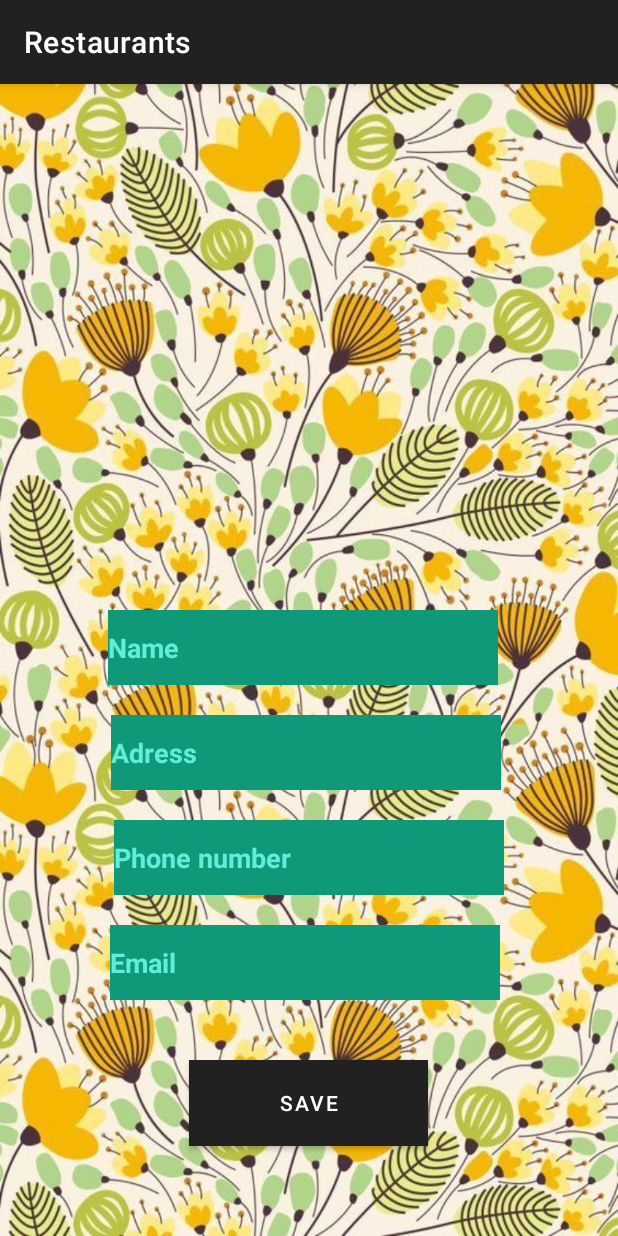
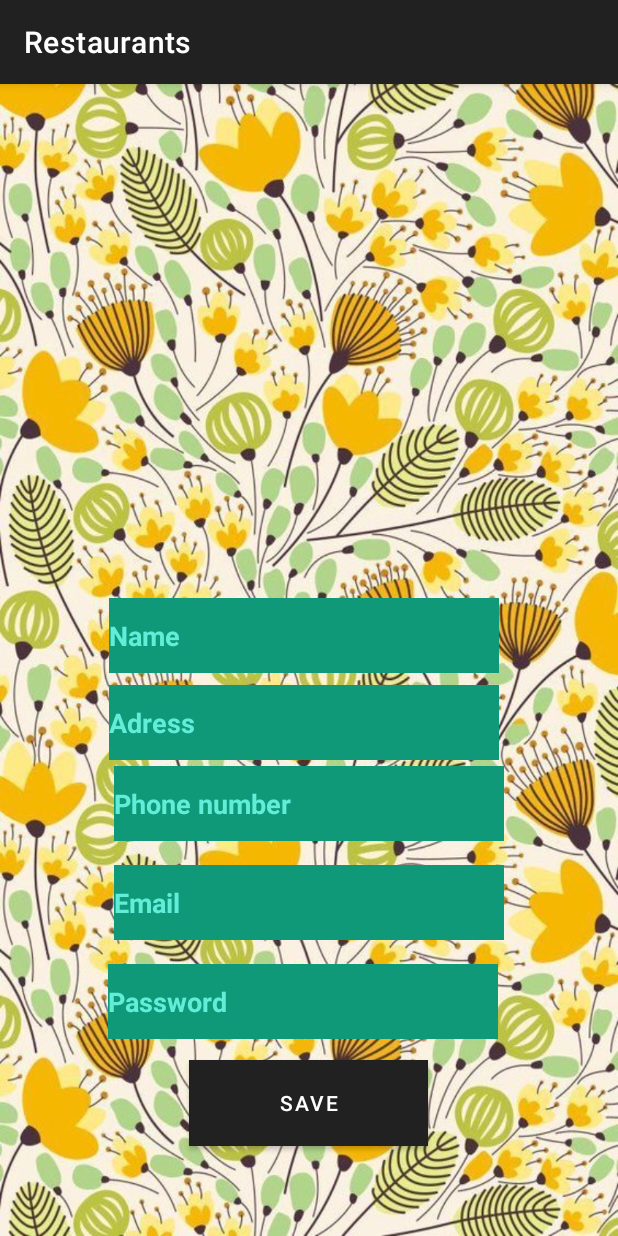
Before and after one commit to Orsolya-BV/Android, an Android app: the fragment AddFragment placed in its activity, after a tap on "SAVE", on a phone screen of 412 x 824 dp. Run offline under Robolectric (Android 15) with nearby library versions, the light colour scheme and no system bars; our stand-ins replace Room's generated code; network calls fail; pictures from the network do not load; 1 statement that could not run was skipped.

Commit message:
user database

```diff
--- a/Restaurants/app/src/main/java/com/example/restaurants/data/restaurants/RestaurantDao.kt
+++ b/Restaurants/app/src/main/java/com/example/restaurants/data/restaurants/RestaurantDao.kt
@@ -2,9 +2,13 @@ package com.example.restaurants.data.restaurants
 
 import androidx.lifecycle.LiveData
 import androidx.room.*
+import com.example.restaurants.data.user.User
 
 @Dao
 interface RestaurantDao {
+
+    @Insert(onConflict = OnConflictStrategy.REPLACE)
+    suspend fun addUser(user: User)
 
    /* @Insert(onConflict = OnConflictStrategy.REPLACE)
 
--- a/Restaurants/app/src/main/java/com/example/restaurants/data/restaurants/RestaurantDatabase.kt
+++ b/Restaurants/app/src/main/java/com/example/restaurants/data/restaurants/RestaurantDatabase.kt
@@ -4,9 +4,10 @@ import android.content.Context
 import androidx.room.Database
 import androidx.room.Room
 import androidx.room.RoomDatabase
+import com.example.restaurants.data.user.User
 
 
-@Database(entities = [Restaurant2::class],version = 1,exportSchema = false)
+@Database(entities = [Restaurant2::class, User::class],version = 2,exportSchema = false)
 abstract class RestaurantDatabase: RoomDatabase() {
 
     abstract fun restaurantDao(): RestaurantDao
--- a/Restaurants/app/src/main/java/com/example/restaurants/data/user/User.kt
+++ b/Restaurants/app/src/main/java/com/example/restaurants/data/user/User.kt
@@ -11,5 +11,6 @@ data class User(
     //val user_image:Int,
     val user_adress:String,
     val user_phone_number:String,
-    val user_email:String
+    val user_email:String,
+    val user_password:String
 )
--- a/Restaurants/app/src/main/java/com/example/restaurants/data/user/UserViewModel.kt
+++ b/Restaurants/app/src/main/java/com/example/restaurants/data/user/UserViewModel.kt
@@ -2,18 +2,22 @@ package com.example.restaurants.data.user
 
 import android.app.Application
 import androidx.lifecycle.AndroidViewModel
-import androidx.lifecycle.LiveData
 import androidx.lifecycle.viewModelScope
+import com.example.restaurants.data.restaurants.RestaurantDatabase
+import com.example.restaurants.repository.ApiRepository
+import com.example.restaurants.repository.DatabaseRepository
 import kotlinx.coroutines.Dispatchers
 import kotlinx.coroutines.launch
 
 class UserViewModel(application: Application):AndroidViewModel(application) {
 
-   /* private val repository: UserRepository
+
+
+    private val repository: DatabaseRepository
 
     init {
-        val userDao = UserDatabase.getDatabase(application).userDao()
-        repository = UserRepository(userDao)
+        val userDao = RestaurantDatabase.getDatabase(application).restaurantDao()
+        repository = DatabaseRepository(userDao)
     }
 
     fun addUser(user: User)
@@ -23,7 +27,7 @@ class UserViewModel(application: Application):AndroidViewModel(application) {
         }
     }
 
-
+/*
     fun readAllData():LiveData<User>
     {
         return repository.readAllData()
--- a/Restaurants/app/src/main/java/com/example/restaurants/fragments/AddFragment.kt
+++ b/Restaurants/app/src/main/java/com/example/restaurants/fragments/AddFragment.kt
@@ -4,6 +4,7 @@ import android.app.Activity
 import android.content.Intent
 import android.content.pm.PackageManager
 import android.os.Bundle
+import android.util.Log
 import androidx.fragment.app.Fragment
 import android.view.LayoutInflater
 import android.view.View
@@ -24,7 +25,7 @@ import java.util.regex.Pattern
 class AddFragment : Fragment() {
 
     // lateinit var comm:Communicator
-    private lateinit var profileImage:ImageView
+    //private lateinit var profileImage:ImageView
      private lateinit var mUserViewModel: UserViewModel
 
     override fun onCreateView(
@@ -32,10 +33,10 @@ class AddFragment : Fragment() {
             savedInstanceState: Bundle?
     ): View? {
         // Inflate the layout for this fragment
-        val view= inflater.inflate(R.layout.fragment_add, container, false)
+        val view = inflater.inflate(R.layout.fragment_add, container, false)
 
 
-   // mUserViewModel = ViewModelProvider(this).get(UserViewModel::class.java)
+         mUserViewModel = ViewModelProvider(this).get(UserViewModel::class.java)
         //mUserViewModel = ViewModelProvider(requireActivity()).get(UserViewModel::class.java)
 
         //  mUserViewModel.readAllData().observe(viewLifecycleOwner, Observer
@@ -49,9 +50,9 @@ class AddFragment : Fragment() {
 
     override fun onViewCreated(view: View, savedInstanceState: Bundle?) {
         super.onViewCreated(view, savedInstanceState)
-        requireActivity().run {
+
             //viewmodel
-           mUserViewModel= ViewModelProvider(requireActivity()).get(UserViewModel::class.java)
+            // mUserViewModel= ViewModelProvider(requireActivity()).get(UserViewModel::class.java)
 
             //sav button
             val save = view.findViewById<Button>(R.id.button_save)
@@ -60,24 +61,45 @@ class AddFragment : Fragment() {
                 // findNavController().navigate(R.id.action_addFragment_to_profileFragment)
 
             }
-        }
+
 
     }
 
 
-companion object
-{
+    companion object {
         //imagePick code
         private val IMAGE_PICK_CODE = 1000;
 
         //permission code
-    private val PERMISSION_CODE =1001;
+        private val PERMISSION_CODE = 1001;
     }
 
     private fun insertDataToDatabase() {
 
-   //profileImage = requireActivity().findViewById<ImageView>(R.id.imageView2)
+        val profileImage =view?.findViewById<ImageView>(R.id.imageView2)
+        val userName = view?.findViewById<TextView>(R.id.editName);
+        val userAdress = view?.findViewById<TextView>(R.id.editAdress)
+        val userPhone = view?.findViewById<TextView>(R.id.editPhone)
+        val userEmail = view?.findViewById<TextView>(R.id.editEmail)
+        val userPassword = view?.findViewById<TextView>(R.id.editpassword)
 
+
+
+        val uName = userName?.text.toString()
+        val uAdres = userAdress?.text.toString()
+        val uPhone = userPhone?.text.toString()
+        val uEmail = userEmail?.text.toString()
+        val uPassword = userPassword?.text.toString()
+
+
+        val user1 =User(0,uName,uAdres,uPhone,uEmail,uPassword)
+        mUserViewModel.addUser(user1)
+
+        //Log.d("User name",uName)
+      //  Log.d("User password",uPassword)
+
+
+        /*
     profileImage.setOnClickListener {
 
 
@@ -104,13 +126,7 @@ private fun insertDataToDatabase() {
 
 
 
-
-    val userName = requireView().findViewById<TextView>(R.id.editName);
-    val userAdress = requireView().findViewById<TextView>(R.id.editAdress)
-    val userPhone = requireView().findViewById<TextView>(R.id.editPhone)
-    val userEmail = requireView().findViewById<TextView>(R.id.editEmail)
-
-
+ */
 /*
     if(inputCheck(userName,userEmail,userPhone,userAdress))
     {
@@ -172,7 +188,7 @@ private fun insertDataToDatabase() {
 
  */
     }
-
+/*
     private fun inputCheck(name: TextView, email: TextView, phone: TextView,adress:TextView): Boolean {
 
        // return (validateUserName(name) && validateEmail(email) && validateAdress(adress))
@@ -298,4 +314,14 @@ override fun onRequestPermissionsResult(
 }
 
 
+ */
+
+
+
+
  }
+
+
+
+ */
+}
--- a/Restaurants/app/src/main/java/com/example/restaurants/fragments/DetailsFragment.kt
+++ b/Restaurants/app/src/main/java/com/example/restaurants/fragments/DetailsFragment.kt
@@ -7,10 +7,9 @@ import android.view.View
 import android.view.ViewGroup
 import android.widget.ImageView
 import android.widget.TextView
-import androidx.activity.addCallback
 import androidx.lifecycle.ViewModelProvider
 import com.example.restaurants.R
-import com.example.restaurants.repository.Repository
+import com.example.restaurants.repository.ApiRepository
 import com.example.restaurants.viewmodel.ListViewModel
 import com.example.restaurants.viewmodel.ListViewModelFactory
 
@@ -31,7 +30,7 @@ class DetailsFragment : Fragment() {
 
     override fun onViewCreated(view: View, savedInstanceState: Bundle?) {
         super.onViewCreated(view, savedInstanceState)
-        val repository = Repository()
+        val repository = ApiRepository()
         val listViewModelFactory = ListViewModelFactory(repository)
         viewModel = ViewModelProvider(requireActivity(),listViewModelFactory).get(ListViewModel::class.java)
 
--- a/Restaurants/app/src/main/java/com/example/restaurants/fragments/ListFragment.kt
+++ b/Restaurants/app/src/main/java/com/example/restaurants/fragments/ListFragment.kt
@@ -12,7 +12,7 @@ import androidx.recyclerview.widget.RecyclerView
 import com.example.restaurants.R
 import com.example.restaurants.data.restaurants.Restaurant
 import com.example.restaurants.data.restaurants.RestaurantAdapter
-import com.example.restaurants.repository.Repository
+import com.example.restaurants.repository.ApiRepository
 import com.example.restaurants.viewmodel.ListViewModel
 import com.example.restaurants.viewmodel.ListViewModelFactory
 
@@ -33,7 +33,7 @@ class ListFragment : Fragment(),RestaurantAdapter.OnItemClickListener {
     override fun onViewCreated(view: View, savedInstanceState: Bundle?) {
         super.onViewCreated(view, savedInstanceState)
         //viewmodel
-        val repository = Repository()
+        val repository = ApiRepository()
         val listViewModelFactory = ListViewModelFactory(repository)
         viewModel = ViewModelProvider(requireActivity(),listViewModelFactory).get(ListViewModel::class.java)
         val lista = viewModel.myResponse.value
--- a/Restaurants/app/src/main/java/com/example/restaurants/fragments/SplashFragment.kt
+++ b/Restaurants/app/src/main/java/com/example/restaurants/fragments/SplashFragment.kt
@@ -8,11 +8,9 @@ import android.view.ViewGroup
 import androidx.lifecycle.ViewModelProvider
 import androidx.navigation.fragment.findNavController
 import com.example.restaurants.R
-import com.example.restaurants.repository.Repository
+import com.example.restaurants.repository.ApiRepository
 import com.example.restaurants.viewmodel.ListViewModel
 import com.example.restaurants.viewmodel.ListViewModelFactory
-
-import java.util.*
 
 class SplashFragment : Fragment() {
 
@@ -32,7 +30,7 @@ class SplashFragment : Fragment() {
     override fun onViewCreated(view: View, savedInstanceState: Bundle?) {
         super.onViewCreated(view, savedInstanceState)
 
-        val repository = Repository()
+        val repository = ApiRepository()
         val listViewModelFactory = ListViewModelFactory(repository)
         listViewModel = ViewModelProvider(requireActivity(),listViewModelFactory).get(ListViewModel::class.java)
 
--- a/Restaurants/app/src/main/java/com/example/restaurants/repository/Repository.kt
+++ b/Restaurants/app/src/main/java/com/example/restaurants/repository/ApiRepository.kt
@@ -2,10 +2,12 @@ package com.example.restaurants.repository
 
 import com.example.restaurants.api.RetrofitInstance
 import com.example.restaurants.data.restaurants.Restaurant
+import com.example.restaurants.data.restaurants.RestaurantDao
 import com.example.restaurants.data.restaurants.RestaurantResponseData
+import com.example.restaurants.data.user.User
 import retrofit2.Response
 
-class Repository {
+class ApiRepository {
 
     /*
     suspend fun getRestaurant(options: Map<String, String>):Response<List<Restaurant>>
--- /dev/null
+++ b/Restaurants/app/src/main/java/com/example/restaurants/repository/DatabaseRepository.kt
@@ -0,0 +1,12 @@
+package com.example.restaurants.repository
+
+import com.example.restaurants.data.restaurants.RestaurantDao
+import com.example.restaurants.data.user.User
+
+class DatabaseRepository(val dao: RestaurantDao) {
+
+    suspend fun addUser(user: User)
+    {
+        dao.addUser(user)
+    }
+}
--- a/Restaurants/app/src/main/java/com/example/restaurants/viewmodel/ListViewModel.kt
+++ b/Restaurants/app/src/main/java/com/example/restaurants/viewmodel/ListViewModel.kt
@@ -4,12 +4,10 @@ import androidx.lifecycle.MutableLiveData
 import androidx.lifecycle.ViewModel
 import androidx.lifecycle.viewModelScope
 import com.example.restaurants.data.restaurants.Restaurant
-import com.example.restaurants.data.restaurants.RestaurantResponseData
-import com.example.restaurants.repository.Repository
+import com.example.restaurants.repository.ApiRepository
 import kotlinx.coroutines.launch
-import retrofit2.Response
 
-class ListViewModel(private val repository: Repository) :ViewModel(){
+class ListViewModel(private val repository: ApiRepository) :ViewModel(){
 
 
 
--- a/Restaurants/app/src/main/java/com/example/restaurants/viewmodel/ListViewModelFactory.kt
+++ b/Restaurants/app/src/main/java/com/example/restaurants/viewmodel/ListViewModelFactory.kt
@@ -2,9 +2,9 @@ package com.example.restaurants.viewmodel
 
 import androidx.lifecycle.ViewModel
 import androidx.lifecycle.ViewModelProvider
-import com.example.restaurants.repository.Repository
+import com.example.restaurants.repository.ApiRepository
 
-class ListViewModelFactory(private val repository: Repository):ViewModelProvider.Factory {
+class ListViewModelFactory(private val repository: ApiRepository):ViewModelProvider.Factory {
     override fun <T : ViewModel?> create(modelClass: Class<T>): T {
        return ListViewModel(repository) as T
     }
--- a/Restaurants/app/src/main/res/layout/fragment_add.xml
+++ b/Restaurants/app/src/main/res/layout/fragment_add.xml
@@ -9,7 +9,7 @@
     android:background="@drawable/background"
     tools:context=".fragments.AddFragment">
 
-<!--
+
     <ImageView
         android:id="@+id/imageView2"
         android:layout_width="200dp"
@@ -17,12 +17,11 @@
         android:layout_marginTop="68dp"
         app:layout_constraintBottom_toTopOf="@+id/editName"
         app:layout_constraintEnd_toEndOf="parent"
-        app:layout_constraintHorizontal_bias="0.498"
+        app:layout_constraintHorizontal_bias="0.497"
         app:layout_constraintStart_toStartOf="parent"
         app:layout_constraintTop_toTopOf="parent"
         app:layout_constraintVertical_bias="0.0"
         tools:src="@drawable/logo" />
--->
 
     <EditText
         android:id="@+id/editName"
@@ -30,7 +29,7 @@
         android:layout_height="50dp"
         android:layout_marginStart="100dp"
         android:layout_marginEnd="100dp"
-        android:layout_marginBottom="20dp"
+        android:layout_marginBottom="8dp"
         android:background="@color/fej"
         android:ems="10"
         android:hint="Name"
@@ -40,7 +39,7 @@
         android:textStyle="bold"
         app:layout_constraintBottom_toTopOf="@+id/editAdress"
         app:layout_constraintEnd_toEndOf="parent"
-        app:layout_constraintHorizontal_bias="0.586"
+        app:layout_constraintHorizontal_bias="0.571"
         app:layout_constraintStart_toStartOf="parent" />
 
     <EditText
@@ -49,7 +48,7 @@
         android:layout_height="50dp"
         android:layout_marginStart="100dp"
         android:layout_marginEnd="100dp"
-        android:layout_marginBottom="20dp"
+        android:layout_marginBottom="4dp"
         android:background="@color/fej"
         android:ems="10"
         android:hint="Adress"
@@ -59,7 +58,7 @@
         android:textStyle="bold"
         app:layout_constraintBottom_toTopOf="@+id/editPhone"
         app:layout_constraintEnd_toEndOf="parent"
-        app:layout_constraintHorizontal_bias="0.551"
+        app:layout_constraintHorizontal_bias="0.571"
         app:layout_constraintStart_toStartOf="parent" />
 
     <EditText
@@ -68,7 +67,7 @@
         android:layout_height="50dp"
         android:layout_marginStart="100dp"
         android:layout_marginEnd="100dp"
-        android:layout_marginBottom="20dp"
+        android:layout_marginBottom="16dp"
         android:background="@color/fej"
         android:ems="10"
         android:hint="Phone number"
@@ -78,7 +77,7 @@
         android:textStyle="bold"
         app:layout_constraintBottom_toTopOf="@+id/editEmail"
         app:layout_constraintEnd_toEndOf="parent"
-        app:layout_constraintHorizontal_bias="0.506"
+        app:layout_constraintHorizontal_bias="0.51"
         app:layout_constraintStart_toStartOf="parent" />
 
     <EditText
@@ -87,7 +86,7 @@
         android:layout_height="50dp"
         android:layout_marginStart="100dp"
         android:layout_marginEnd="100dp"
-        android:layout_marginBottom="40dp"
+        android:layout_marginBottom="80dp"
         android:background="@color/fej"
         android:ems="10"
         android:hint="Email"
@@ -97,8 +96,24 @@
         android:textStyle="bold"
         app:layout_constraintBottom_toTopOf="@+id/button_save"
         app:layout_constraintEnd_toEndOf="parent"
-        app:layout_constraintHorizontal_bias="0.556"
+        app:layout_constraintHorizontal_bias="0.51"
         app:layout_constraintStart_toStartOf="parent" />
+
+    <EditText
+        android:id="@+id/editpassword"
+        android:layout_width="260dp"
+        android:layout_height="50dp"
+        android:layout_marginStart="72dp"
+        android:layout_marginTop="16dp"
+        android:background="@color/fej"
+        android:ems="10"
+        android:hint="Password"
+        android:inputType="textPassword"
+        android:textColor="@color/red"
+        android:textColorHint="@color/green"
+        android:textStyle="bold"
+        app:layout_constraintStart_toStartOf="parent"
+        app:layout_constraintTop_toBottomOf="@+id/editEmail" />
 
     <Button
         android:id="@+id/button_save"
--- a/Restaurants/app/src/main/res/layout/fragment_profile.xml
+++ b/Restaurants/app/src/main/res/layout/fragment_profile.xml
@@ -126,10 +126,10 @@
             android:layout_width="230dp"
             android:layout_height="40dp"
             android:layout_marginStart="24dp"
-        android:layout_marginTop="20dp"
+            android:layout_marginTop="24dp"
             android:ems="10"
+            android:inputType="textPersonName"
             android:textColor="@color/black"
-        android:inputType="textPersonName"
             app:layout_constraintStart_toEndOf="@+id/email"
             app:layout_constraintTop_toBottomOf="@+id/editedPhone" />
 
```
Lines whose indentation alone changed are shown as unchanged.
